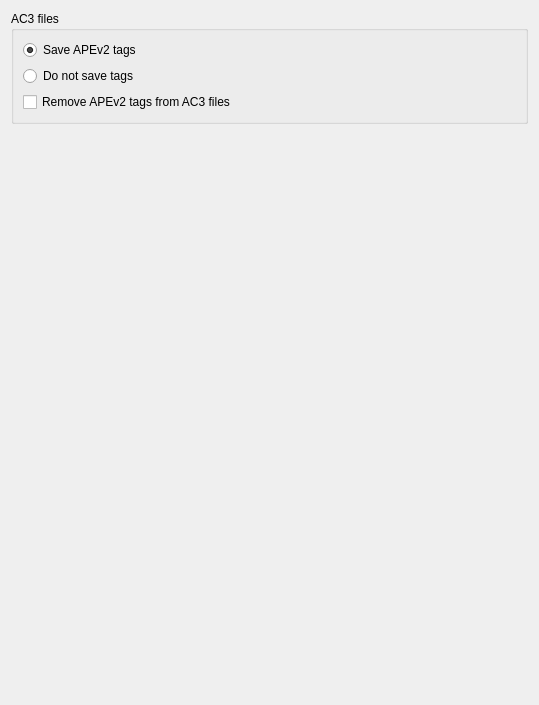
Above: ui/options_tags_compatibility_ac3.ui from metabrainz/picard before the change. Below: the same form after it.
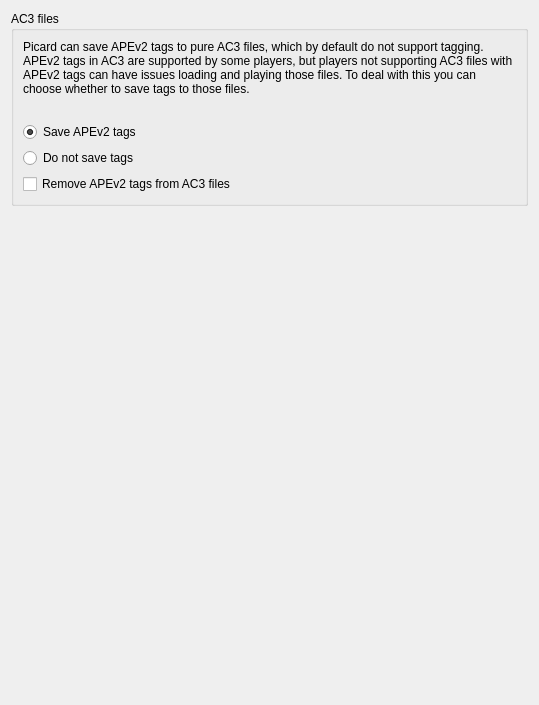
That is the form after the change.

Commit message: PICARD-1847: Show additional help for AC3, AAC and WAVE options

What changed in the file:
```diff
--- a/ui/options_tags_compatibility_ac3.ui
+++ b/ui/options_tags_compatibility_ac3.ui
@@ -17,6 +17,32 @@
       <string>AC3 files</string>
      </property>
      <layout class="QVBoxLayout" name="verticalLayout_2">
+      <item>
+       <widget class="QLabel" name="info_label">
+        <property name="text">
+         <string>Picard can save APEv2 tags to pure AC3 files, which by default do not support tagging. APEv2 tags in AC3 are supported by some players, but players not supporting AC3 files with APEv2 tags can have issues loading and playing those files. To deal with this you can choose whether to save tags to those files.</string>
+        </property>
+        <property name="wordWrap">
+         <bool>true</bool>
+        </property>
+       </widget>
+      </item>
+      <item>
+       <spacer name="verticalSpacer">
+        <property name="orientation">
+         <enum>Qt::Vertical</enum>
+        </property>
+        <property name="sizeType">
+         <enum>QSizePolicy::Fixed</enum>
+        </property>
+        <property name="sizeHint" stdset="0">
+         <size>
+          <width>20</width>
+          <height>20</height>
+         </size>
+        </property>
+       </spacer>
+      </item>
       <item>
        <widget class="QRadioButton" name="ac3_save_ape">
         <property name="text">
```
The commit also changes 5 other files.
